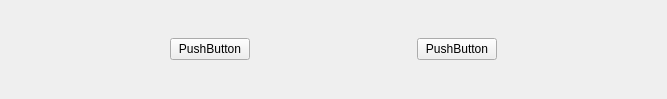
The window that view/buttongroup.ui (xiaoyao9429/QT-) describes before a commit, drawn with Qt 5.
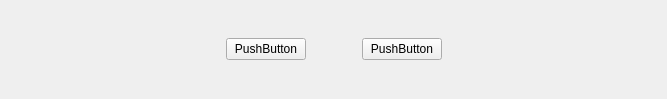
The same window after the commit. The open tabs and pages were chosen to show the change. Custom widgets are drawn as their Qt base class.

Patch:
```diff
--- a/view/buttongroup.ui
+++ b/view/buttongroup.ui
@@ -92,9 +92,12 @@
          <property name="orientation">
           <enum>Qt::Orientation::Horizontal</enum>
          </property>
+         <property name="sizeType">
+          <enum>QSizePolicy::Policy::Fixed</enum>
+         </property>
          <property name="sizeHint" stdset="0">
           <size>
-           <width>156</width>
+           <width>50</width>
            <height>20</height>
           </size>
          </property>
```
